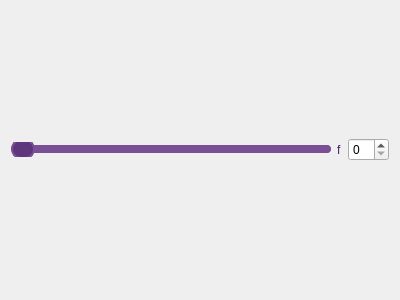
Above: table_item.ui from yasmine-msg79/Emphasizer-and-Beamforming before the change. Below: the same form after it.
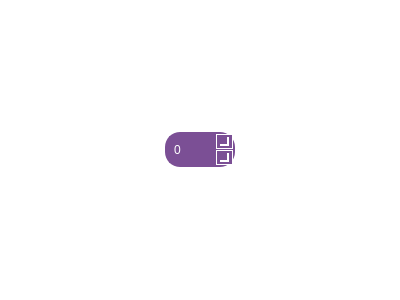
That is the form after the change.

Commit message: ui part b

What changed in the file:
```diff
--- a/table_item.ui
+++ b/table_item.ui
@@ -13,53 +13,69 @@
   <property name="windowTitle">
    <string>Form</string>
   </property>
+  <property name="styleSheet">
+   <string notr="true">background-color: rgb(255, 255, 255);</string>
+  </property>
   <layout class="QHBoxLayout" name="horizontalLayout_2">
    <item>
     <layout class="QHBoxLayout" name="horizontalLayout">
      <item>
-      <widget class="QSlider" name="horizontalSlider">
+      <widget class="QSpinBox" name="spinBox">
+       <property name="sizePolicy">
+        <sizepolicy hsizetype="Fixed" vsizetype="Fixed">
+         <horstretch>0</horstretch>
+         <verstretch>0</verstretch>
+        </sizepolicy>
+       </property>
+       <property name="minimumSize">
+        <size>
+         <width>70</width>
+         <height>35</height>
+        </size>
+       </property>
        <property name="styleSheet">
-        <string notr="true">QSlider::groove:horizontal {
-    height: 8px;
-    background: #7B4F95; /* Updated lighter color */
-    border-radius: 4px;
+        <string notr="true">/* Spinbox Main Style */
+QSpinBox {
+    border: 2px solid rgb(123, 79, 149); /* Darker purple border */
+    border-radius: 15px; /* Rounded corners */
+    background-color: rgb(123, 79, 149); /* Background color */
+    color: white; /* Text color */
+    font: bold 12px &quot;Arial&quot;; /* Adjust font size and style */
+    padding: 5px;
 }
-QSlider::handle:horizontal {
-    background: #5F357D; /* Updated darker color */
-    border: 2px solid #7B4F95; /* Updated lighter color */
-    width: 20px;
-    height: 20px;
-    margin: -6px 0;
-    border-radius: 10px;
+
+/* Spinbox Arrows Buttons */
+QSpinBox::up-button, QSpinBox::down-button {
+    background-color: rgb(123, 79, 149); /* Match background */
+    border: 1px solid white; /* Subtle border for arrows */
+    border-radius: 10px; /* Rounded arrows */
+    width: 15px; /* Adjust size */
+    margin: 0px; /* Prevent arrows from overlapping */
 }
-QSlider::sub-page:horizontal {
-    background: #5F357D; /* Updated darker color */
-    border-radius: 4px;
+
+/* Up Arrow Style */
+QSpinBox::up-arrow {
+    width: 7px;
+    height: 7px;
+    border: solid white;
+    border-width: 0 2px 2px 0;
+    transform: rotate(-45deg); /* Correct arrow direction */
+    margin: 2px;
 }
-QSlider::add-page:horizontal {
-    background: #7B4F95; /* Updated lighter color */
-    border-radius: 4px;
-}</string>
+
+/* Down Arrow Style */
+QSpinBox::down-arrow {
+    width: 7px;
+    height: 7px;
+    border: solid white;
+    border-width: 0 2px 2px 0;
+    transform: rotate(45deg); /* Correct arrow direction */
+    margin: 2px;
+}
+</string>
        </property>
-       <property name="orientation">
-        <enum>Qt::Horizontal</enum>
-       </property>
       </widget>
      </item>
-     <item>
-      <widget class="QLabel" name="label">
-       <property name="styleSheet">
-        <string notr="true">color: rgb(66, 31, 99);
-font: 11pt &quot;Microsoft Sans Serif&quot;;</string>
-       </property>
-       <property name="text">
-        <string>f</string>
-       </property>
-      </widget>
-     </item>
-     <item>
-      <widget class="QSpinBox" name="spinBox"/>
-     </item>
     </layout>
    </item>
   </layout>
```
The commit also changes 2 other files.
